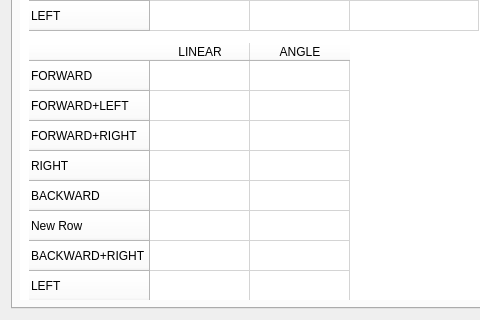
This is setup_panel/resource/setup.ui in GroupOfRobots/MiniRysRQT as Qt 5 draws it before an edit; both pictures show x 0 to 480 and y 584 to 904 of the 824 by 904 pixel window. The edited form follows.
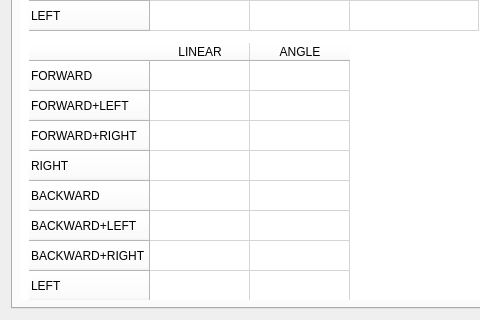
This is the edited form.

```diff
--- a/setup_panel/resource/setup.ui
+++ b/setup_panel/resource/setup.ui
@@ -457,7 +457,7 @@
              </row>
              <row>
               <property name="text">
-               <string>New Row</string>
+               <string>BACKWARD+LEFT</string>
               </property>
              </row>
              <row>
```
